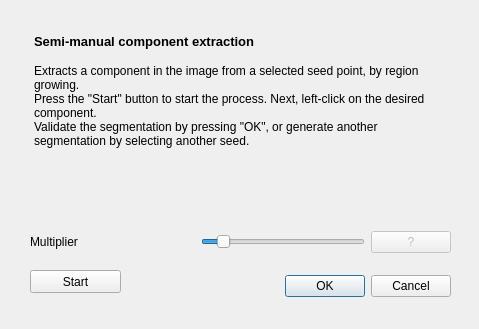
This is ui/manualcomponentview.ui in fgrelard/ProcessMRI as Qt 5 draws it before an edit. The edited form follows.
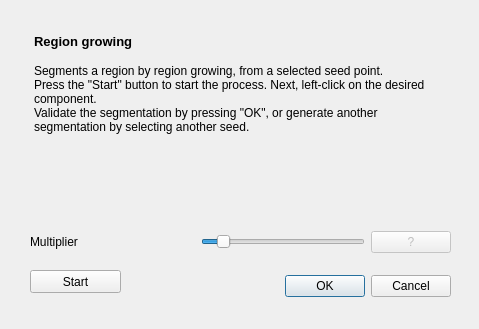
This is the edited form.

Commit message: Update name region growing + fix order remove image

Diff of the .ui file:
```diff
--- a/ui/manualcomponentview.ui
+++ b/ui/manualcomponentview.ui
@@ -154,9 +154,9 @@
 &lt;html&gt;&lt;head&gt;&lt;meta name=&quot;qrichtext&quot; content=&quot;1&quot; /&gt;&lt;style type=&quot;text/css&quot;&gt;
 p, li { white-space: pre-wrap; }
 &lt;/style&gt;&lt;/head&gt;&lt;body style=&quot; font-family:'Sans Serif'; font-size:9pt; font-weight:400; font-style:normal;&quot;&gt;
-&lt;p style=&quot; margin-top:0px; margin-bottom:0px; margin-left:0px; margin-right:0px; -qt-block-indent:0; text-indent:0px;&quot;&gt;&lt;span style=&quot; font-size:10pt; font-weight:600;&quot;&gt;Semi-manual component extraction&lt;/span&gt;&lt;/p&gt;
+&lt;p style=&quot; margin-top:0px; margin-bottom:0px; margin-left:0px; margin-right:0px; -qt-block-indent:0; text-indent:0px;&quot;&gt;&lt;span style=&quot; font-size:10pt; font-weight:600;&quot;&gt;Region growing&lt;/span&gt;&lt;/p&gt;
 &lt;p style=&quot;-qt-paragraph-type:empty; margin-top:0px; margin-bottom:0px; margin-left:0px; margin-right:0px; -qt-block-indent:0; text-indent:0px; font-size:10pt; font-weight:600;&quot;&gt;&lt;br /&gt;&lt;/p&gt;
-&lt;p style=&quot; margin-top:0px; margin-bottom:0px; margin-left:0px; margin-right:0px; -qt-block-indent:0; text-indent:0px;&quot;&gt;Extracts a component in the image from a selected seed point, by region growing.&lt;/p&gt;
+&lt;p style=&quot; margin-top:0px; margin-bottom:0px; margin-left:0px; margin-right:0px; -qt-block-indent:0; text-indent:0px;&quot;&gt;Segments a region by region growing, from a selected seed point.&lt;/p&gt;
 &lt;p style=&quot; margin-top:0px; margin-bottom:0px; margin-left:0px; margin-right:0px; -qt-block-indent:0; text-indent:0px;&quot;&gt;Press the &amp;quot;Start&amp;quot; button to start the process. Next, left-click on the desired component.  &lt;/p&gt;
 &lt;p style=&quot; margin-top:0px; margin-bottom:0px; margin-left:0px; margin-right:0px; -qt-block-indent:0; text-indent:0px;&quot;&gt;Validate the segmentation by pressing &amp;quot;OK&amp;quot;, or generate another segmentation by selecting another seed.&lt;/p&gt;
 &lt;p style=&quot;-qt-paragraph-type:empty; margin-top:0px; margin-bottom:0px; margin-left:0px; margin-right:0px; -qt-block-indent:0; text-indent:0px; font-size:10pt; font-weight:600;&quot;&gt;&lt;br /&gt;&lt;/p&gt;&lt;/body&gt;&lt;/html&gt;</string>
```
Left out of the diff: 2 changed lines with no effect on the pictures. The commit also changes 3 other files.
